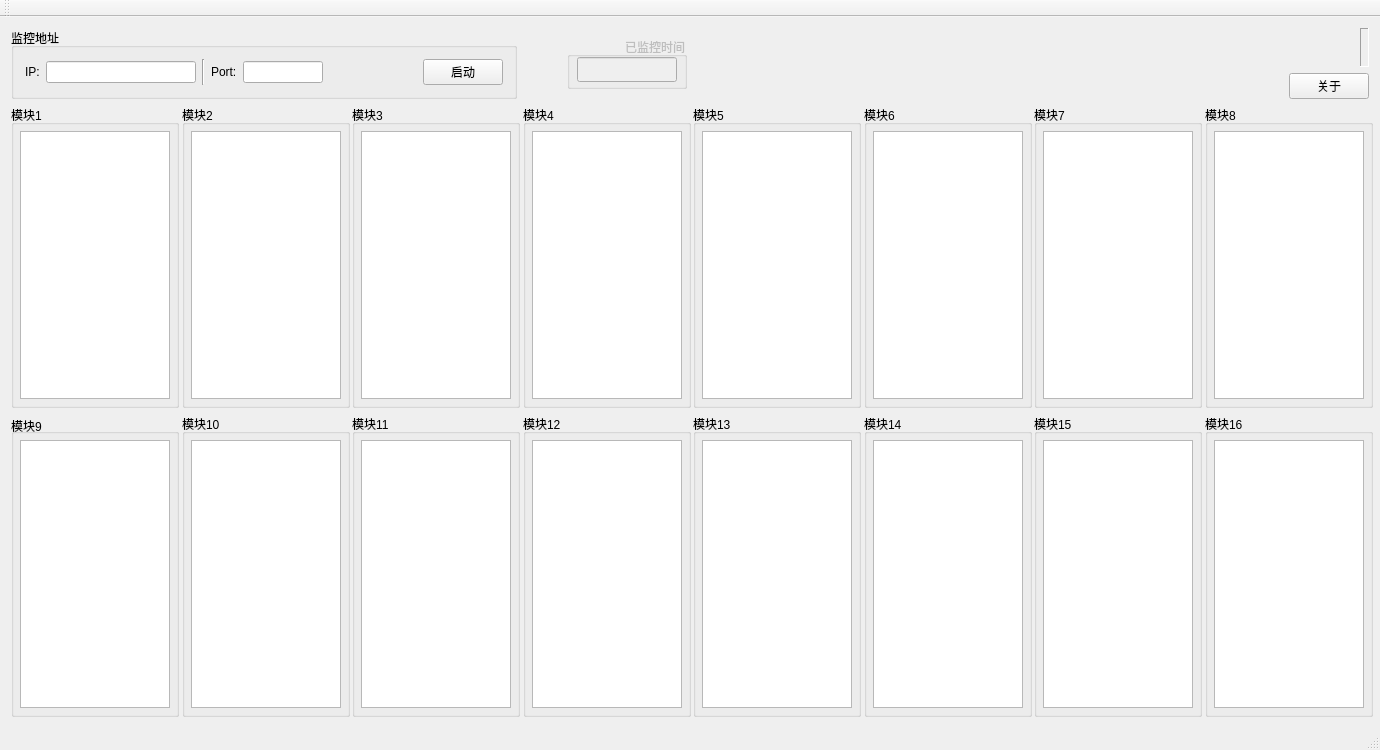
Above: monitor/mainwindow.ui from wwkkww1983/chgr_station_monitor before the change. Below: the same form after it.
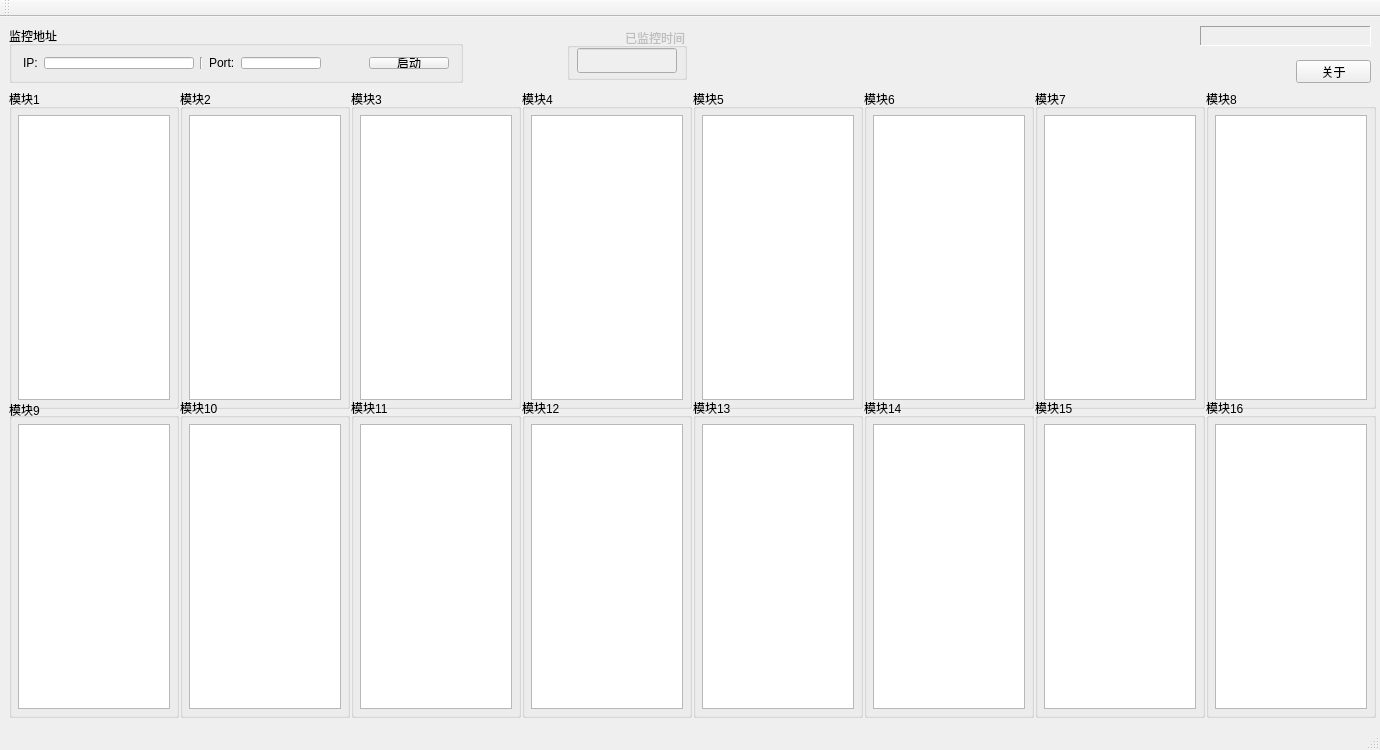
That is the form after the change.

Patch:
```diff
--- a/monitor/mainwindow.ui
+++ b/monitor/mainwindow.ui
@@ -38,9 +38,15 @@
    <enum>Qt::LeftToRight</enum>
   </property>
   <widget class="QWidget" name="centralWidget">
-   <layout class="QGridLayout" name="gridLayout">
-    <item row="0" column="0" rowspan="2" colspan="3">
      <widget class="QGroupBox" name="groupBox_4">
+    <property name="geometry">
+     <rect>
+      <x>9</x>
+      <y>9</y>
+      <width>454</width>
+      <height>57</height>
+     </rect>
+    </property>
       <property name="title">
        <string>监控地址</string>
       </property>
@@ -169,9 +175,15 @@
        </item>
       </layout>
      </widget>
-    </item>
-    <item row="0" column="6" colspan="2" alignment="Qt::AlignRight">
      <widget class="QLabel" name="label_disp_sys_time">
+    <property name="geometry">
+     <rect>
+      <x>1200</x>
+      <y>9</y>
+      <width>171</width>
+      <height>20</height>
+     </rect>
+    </property>
       <property name="minimumSize">
        <size>
         <width>0</width>
@@ -200,9 +212,15 @@
        <set>Qt::LinksAccessibleByMouse</set>
       </property>
      </widget>
-    </item>
-    <item row="1" column="7" alignment="Qt::AlignRight">
      <widget class="QPushButton" name="pushButton">
+    <property name="geometry">
+     <rect>
+      <x>1296</x>
+      <y>43</y>
+      <width>75</width>
+      <height>23</height>
+     </rect>
+    </property>
       <property name="maximumSize">
        <size>
         <width>150</width>
@@ -213,12 +231,18 @@
        <string>关于</string>
       </property>
      </widget>
-    </item>
-    <item row="2" column="0">
      <widget class="QGroupBox" name="groupBox_2">
       <property name="enabled">
        <bool>true</bool>
       </property>
+    <property name="geometry">
+     <rect>
+      <x>9</x>
+      <y>72</y>
+      <width>170</width>
+      <height>320</height>
+     </rect>
+    </property>
       <property name="minimumSize">
        <size>
         <width>170</width>
@@ -262,12 +286,18 @@
        </item>
       </layout>
      </widget>
-    </item>
-    <item row="2" column="1">
      <widget class="QGroupBox" name="groupBox_3">
       <property name="enabled">
        <bool>true</bool>
       </property>
+    <property name="geometry">
+     <rect>
+      <x>180</x>
+      <y>72</y>
+      <width>170</width>
+      <height>320</height>
+     </rect>
+    </property>
       <property name="minimumSize">
        <size>
         <width>170</width>
@@ -311,12 +341,18 @@
        </item>
       </layout>
      </widget>
-    </item>
-    <item row="2" column="2">
      <widget class="QGroupBox" name="groupBox_5">
       <property name="enabled">
        <bool>true</bool>
       </property>
+    <property name="geometry">
+     <rect>
+      <x>351</x>
+      <y>72</y>
+      <width>170</width>
+      <height>320</height>
+     </rect>
+    </property>
       <property name="minimumSize">
        <size>
         <width>170</width>
@@ -360,12 +396,18 @@
        </item>
       </layout>
      </widget>
-    </item>
-    <item row="2" column="3">
      <widget class="QGroupBox" name="groupBox_6">
       <property name="enabled">
        <bool>true</bool>
       </property>
+    <property name="geometry">
+     <rect>
+      <x>522</x>
+      <y>72</y>
+      <width>170</width>
+      <height>320</height>
+     </rect>
+    </property>
       <property name="minimumSize">
        <size>
         <width>170</width>
@@ -409,12 +451,18 @@
        </item>
       </layout>
      </widget>
-    </item>
-    <item row="2" column="4">
      <widget class="QGroupBox" name="groupBox_7">
       <property name="enabled">
        <bool>true</bool>
       </property>
+    <property name="geometry">
+     <rect>
+      <x>693</x>
+      <y>72</y>
+      <width>170</width>
+      <height>320</height>
+     </rect>
+    </property>
       <property name="minimumSize">
        <size>
         <width>170</width>
@@ -458,12 +506,18 @@
        </item>
       </layout>
      </widget>
-    </item>
-    <item row="2" column="5">
      <widget class="QGroupBox" name="groupBox_8">
       <property name="enabled">
        <bool>true</bool>
       </property>
+    <property name="geometry">
+     <rect>
+      <x>864</x>
+      <y>72</y>
+      <width>170</width>
+      <height>320</height>
+     </rect>
+    </property>
       <property name="minimumSize">
        <size>
         <width>170</width>
@@ -507,12 +561,18 @@
        </item>
       </layout>
      </widget>
-    </item>
-    <item row="2" column="6">
      <widget class="QGroupBox" name="groupBox_9">
       <property name="enabled">
        <bool>true</bool>
       </property>
+    <property name="geometry">
+     <rect>
+      <x>1035</x>
+      <y>72</y>
+      <width>170</width>
+      <height>320</height>
+     </rect>
+    </property>
       <property name="minimumSize">
        <size>
         <width>170</width>
@@ -556,12 +616,18 @@
        </item>
       </layout>
      </widget>
-    </item>
-    <item row="2" column="7">
      <widget class="QGroupBox" name="groupBox_10">
       <property name="enabled">
        <bool>true</bool>
       </property>
+    <property name="geometry">
+     <rect>
+      <x>1206</x>
+      <y>72</y>
+      <width>170</width>
+      <height>320</height>
+     </rect>
+    </property>
       <property name="minimumSize">
        <size>
         <width>170</width>
@@ -605,12 +671,18 @@
        </item>
       </layout>
      </widget>
-    </item>
-    <item row="3" column="0">
      <widget class="QGroupBox" name="groupBox_11">
       <property name="enabled">
        <bool>true</bool>
       </property>
+    <property name="geometry">
+     <rect>
+      <x>9</x>
+      <y>381</y>
+      <width>170</width>
+      <height>320</height>
+     </rect>
+    </property>
       <property name="minimumSize">
        <size>
         <width>170</width>
@@ -660,12 +732,18 @@
        </item>
       </layout>
      </widget>
-    </item>
-    <item row="3" column="1">
      <widget class="QGroupBox" name="groupBox_18">
       <property name="enabled">
        <bool>true</bool>
       </property>
+    <property name="geometry">
+     <rect>
+      <x>180</x>
+      <y>381</y>
+      <width>170</width>
+      <height>320</height>
+     </rect>
+    </property>
       <property name="minimumSize">
        <size>
         <width>170</width>
@@ -712,12 +790,18 @@
        </item>
       </layout>
      </widget>
-    </item>
-    <item row="3" column="2">
      <widget class="QGroupBox" name="groupBox_14">
       <property name="enabled">
        <bool>true</bool>
       </property>
+    <property name="geometry">
+     <rect>
+      <x>351</x>
+      <y>381</y>
+      <width>170</width>
+      <height>320</height>
+     </rect>
+    </property>
       <property name="minimumSize">
        <size>
         <width>170</width>
@@ -764,12 +848,18 @@
        </item>
       </layout>
      </widget>
-    </item>
-    <item row="3" column="3">
      <widget class="QGroupBox" name="groupBox_15">
       <property name="enabled">
        <bool>true</bool>
       </property>
+    <property name="geometry">
+     <rect>
+      <x>522</x>
+      <y>381</y>
+      <width>170</width>
+      <height>320</height>
+     </rect>
+    </property>
       <property name="minimumSize">
        <size>
         <width>170</width>
@@ -816,12 +906,18 @@
        </item>
       </layout>
      </widget>
-    </item>
-    <item row="3" column="4">
      <widget class="QGroupBox" name="groupBox_12">
       <property name="enabled">
        <bool>true</bool>
       </property>
+    <property name="geometry">
+     <rect>
+      <x>693</x>
+      <y>381</y>
+      <width>170</width>
+      <height>320</height>
+     </rect>
+    </property>
       <property name="minimumSize">
        <size>
         <width>170</width>
@@ -868,12 +964,18 @@
        </item>
       </layout>
      </widget>
-    </item>
-    <item row="3" column="5">
      <widget class="QGroupBox" name="groupBox_13">
       <property name="enabled">
        <bool>true</bool>
       </property>
+    <property name="geometry">
+     <rect>
+      <x>864</x>
+      <y>381</y>
+      <width>170</width>
+      <height>320</height>
+     </rect>
+    </property>
       <property name="minimumSize">
        <size>
         <width>170</width>
@@ -920,12 +1022,18 @@
        </item>
       </layout>
      </widget>
-    </item>
-    <item row="3" column="6">
      <widget class="QGroupBox" name="groupBox_17">
       <property name="enabled">
        <bool>true</bool>
       </property>
+    <property name="geometry">
+     <rect>
+      <x>1035</x>
+      <y>381</y>
+      <width>170</width>
+      <height>320</height>
+     </rect>
+    </property>
       <property name="minimumSize">
        <size>
         <width>170</width>
@@ -972,12 +1080,18 @@
        </item>
       </layout>
      </widget>
-    </item>
-    <item row="3" column="7">
      <widget class="QGroupBox" name="groupBox_16">
       <property name="enabled">
        <bool>true</bool>
       </property>
+    <property name="geometry">
+     <rect>
+      <x>1206</x>
+      <y>381</y>
+      <width>170</width>
+      <height>320</height>
+     </rect>
+    </property>
       <property name="minimumSize">
        <size>
         <width>170</width>
@@ -1024,12 +1138,18 @@
        </item>
       </layout>
      </widget>
-    </item>
-    <item row="0" column="3" rowspan="2">
      <widget class="QGroupBox" name="groupBox_19">
       <property name="enabled">
        <bool>false</bool>
       </property>
+    <property name="geometry">
+     <rect>
+      <x>567</x>
+      <y>11</y>
+      <width>120</width>
+      <height>52</height>
+     </rect>
+    </property>
       <property name="maximumSize">
        <size>
         <width>120</width>
@@ -1065,8 +1185,6 @@
        </property>
       </widget>
      </widget>
-    </item>
-   </layout>
   </widget>
   <widget class="QMenuBar" name="menuBar">
    <property name="geometry">
```
Lines whose indentation alone changed are shown as unchanged.
